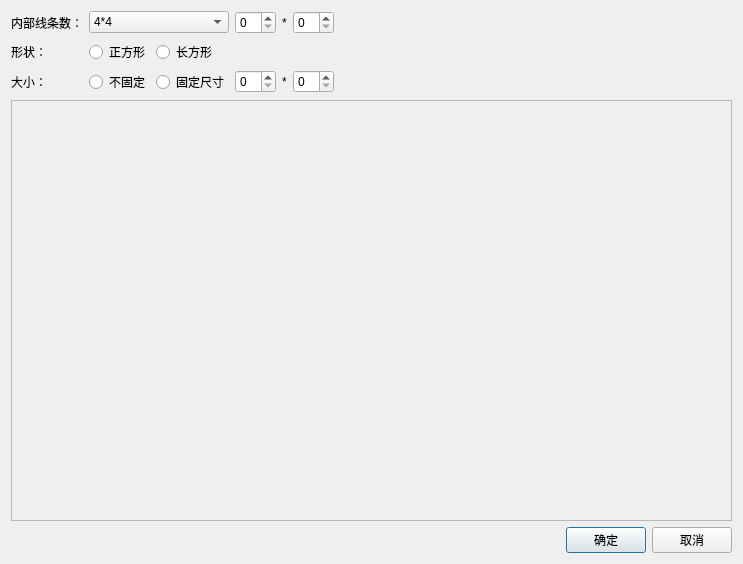
This is CropPicture/cutimage.ui in catcheroftime/CropPicture as Qt 5 draws it before an edit. The edited form follows.
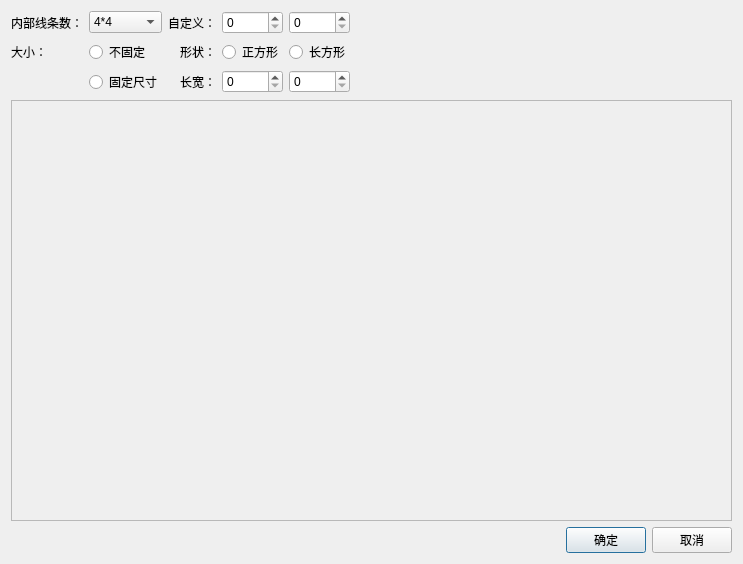
This is the edited form. Custom widgets are drawn as their Qt base class.

Patch:
```diff
--- a/CropPicture/cutimage.ui
+++ b/CropPicture/cutimage.ui
@@ -16,24 +16,24 @@
   <layout class="QVBoxLayout" name="verticalLayout">
    <item>
     <layout class="QGridLayout" name="gridLayout_2">
+     <item row="2" column="3">
+      <widget class="QLabel" name="label_5">
+       <property name="text">
+        <string>长宽：</string>
+       </property>
+       <property name="alignment">
+        <set>Qt::AlignRight|Qt::AlignTrailing|Qt::AlignVCenter</set>
+       </property>
+      </widget>
+     </item>
      <item row="0" column="3">
-      <layout class="QHBoxLayout" name="horizontalLayout">
-       <item>
-        <widget class="QSpinBox" name="spinBox_3"/>
-       </item>
-       <item>
-        <widget class="QLabel" name="label_3">
-         <property name="text">
-          <string>*</string>
-         </property>
-        </widget>
-       </item>
-       <item>
-        <widget class="QSpinBox" name="spinBox_4"/>
-       </item>
-      </layout>
+      <widget class="QLabel" name="label_6">
+       <property name="text">
+        <string>自定义：</string>
+       </property>
+      </widget>
      </item>
-     <item row="2" column="2">
+     <item row="2" column="1" colspan="2">
       <widget class="QRadioButton" name="rb_fixszie">
        <property name="text">
         <string>固定尺寸</string>
@@ -43,24 +43,27 @@
        </attribute>
       </widget>
      </item>
-     <item row="2" column="3">
-      <layout class="QHBoxLayout" name="horizontalLayout_5">
-       <item>
-        <widget class="QSpinBox" name="spinBox"/>
-       </item>
-       <item>
-        <widget class="QLabel" name="label">
-         <property name="text">
-          <string>*</string>
-         </property>
-        </widget>
-       </item>
-       <item>
-        <widget class="QSpinBox" name="spinBox_2"/>
-       </item>
-      </layout>
+     <item row="1" column="1" colspan="2">
+      <widget class="QRadioButton" name="rb_nofix">
+       <property name="text">
+        <string>不固定</string>
+       </property>
+       <attribute name="buttonGroup">
+        <string notr="true">bg_fixed</string>
+       </attribute>
+      </widget>
      </item>
-     <item row="2" column="5">
+     <item row="1" column="3">
+      <widget class="QLabel" name="label_4">
+       <property name="text">
+        <string>形状：</string>
+       </property>
+       <property name="alignment">
+        <set>Qt::AlignRight|Qt::AlignTrailing|Qt::AlignVCenter</set>
+       </property>
+      </widget>
+     </item>
+     <item row="1" column="7">
       <spacer name="horizontalSpacer_5">
        <property name="orientation">
         <enum>Qt::Horizontal</enum>
@@ -80,33 +83,6 @@
        </property>
       </widget>
      </item>
-     <item row="1" column="0">
-      <widget class="QLabel" name="label_shape">
-       <property name="text">
-        <string>形状：</string>
-       </property>
-      </widget>
-     </item>
-     <item row="1" column="2">
-      <widget class="QRadioButton" name="rb_rectangle">
-       <property name="text">
-        <string>长方形</string>
-       </property>
-       <attribute name="buttonGroup">
-        <string notr="true">bg_shape</string>
-       </attribute>
-      </widget>
-     </item>
-     <item row="1" column="1">
-      <widget class="QRadioButton" name="rb_square">
-       <property name="text">
-        <string>正方形</string>
-       </property>
-       <attribute name="buttonGroup">
-        <string notr="true">bg_shape</string>
-       </attribute>
-      </widget>
-     </item>
      <item row="0" column="1" colspan="2">
       <widget class="QComboBox" name="cb_difficulty">
        <item>
@@ -131,23 +107,45 @@
        </item>
       </widget>
      </item>
-     <item row="2" column="1">
-      <widget class="QRadioButton" name="rb_nofix">
-       <property name="text">
-        <string>不固定</string>
-       </property>
-       <attribute name="buttonGroup">
-        <string notr="true">bg_fixed</string>
-       </attribute>
-      </widget>
-     </item>
-     <item row="2" column="0">
+     <item row="1" column="0">
       <widget class="QLabel" name="label_2">
        <property name="text">
         <string>大小：</string>
        </property>
       </widget>
      </item>
+     <item row="2" column="5">
+      <widget class="QSpinBox" name="sb_height"/>
+     </item>
+     <item row="0" column="5">
+      <widget class="QSpinBox" name="sb_lineheight"/>
+     </item>
+     <item row="1" column="5">
+      <widget class="QRadioButton" name="rb_rectangle">
+       <property name="text">
+        <string>长方形</string>
+       </property>
+       <attribute name="buttonGroup">
+        <string notr="true">bg_shape</string>
+       </attribute>
+      </widget>
+     </item>
+     <item row="1" column="4">
+      <widget class="QRadioButton" name="rb_square">
+       <property name="text">
+        <string>正方形</string>
+       </property>
+       <attribute name="buttonGroup">
+        <string notr="true">bg_shape</string>
+       </attribute>
+      </widget>
+     </item>
+     <item row="2" column="4">
+      <widget class="QSpinBox" name="sb_width"/>
+     </item>
+     <item row="0" column="4">
+      <widget class="QSpinBox" name="sb_linewidth"/>
+     </item>
     </layout>
    </item>
    <item>
```
